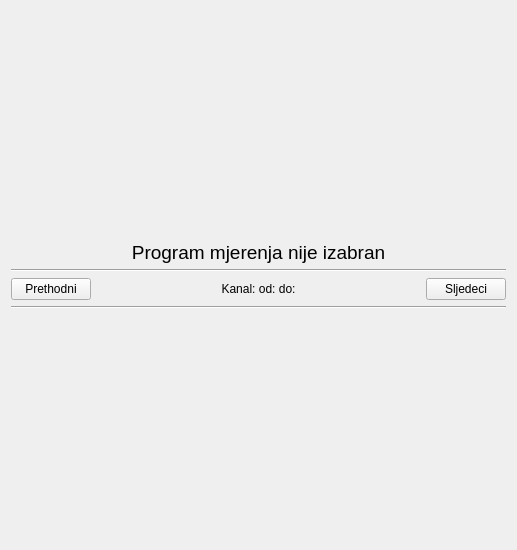
kluksa/kontrola-podataka, file panel_za_canvase.ui: the form before one commit.
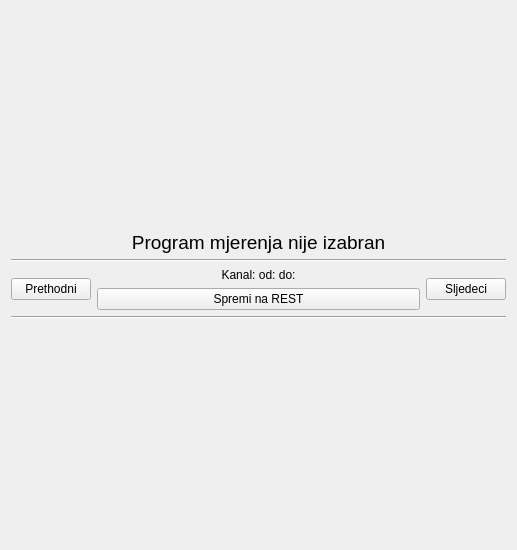
The form after the commit.

Commit message: Sredio upload referentnih vrijednosti na REST, implementirao toolbar za zoom/pick opcijama.

```diff
--- a/panel_za_canvase.ui
+++ b/panel_za_canvase.ui
@@ -66,6 +66,8 @@
         </widget>
        </item>
        <item>
+        <layout class="QVBoxLayout" name="verticalLayout_2">
+         <item>
         <widget class="QLabel" name="label">
          <property name="sizePolicy">
           <sizepolicy hsizetype="Expanding" vsizetype="Preferred">
@@ -83,6 +85,15 @@
           <bool>true</bool>
          </property>
         </widget>
+         </item>
+         <item>
+          <widget class="QPushButton" name="buttonUploadAgregirane">
+           <property name="text">
+            <string>Spremi na REST</string>
+           </property>
+          </widget>
+         </item>
+        </layout>
        </item>
        <item>
         <widget class="QPushButton" name="pushButtonSljedeci">
```
Lines whose indentation alone changed are shown as unchanged. The commit also changes 16 other files.
